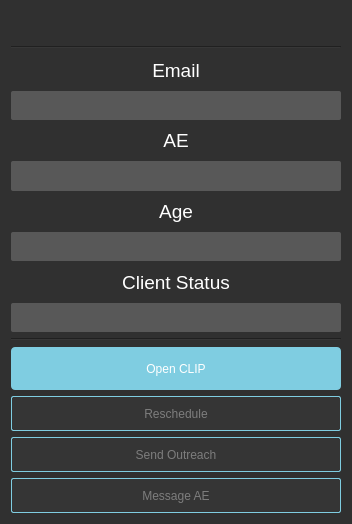
Old version of the form client_info.ui in the repository caiocardoso28/redesigned_app.
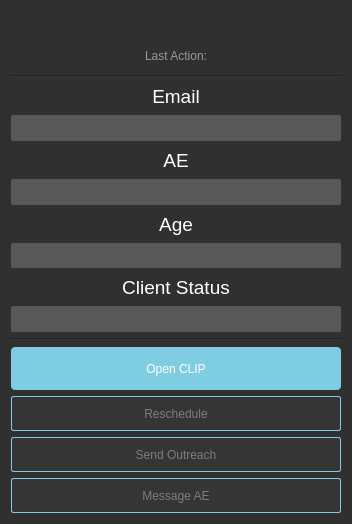
New version of the form.

Commit message: enabled writing to csv for activity tracking

What changed in the file:
```diff
--- a/client_info.ui
+++ b/client_info.ui
@@ -248,6 +248,20 @@
      </property>
     </widget>
    </item>
+   <item>
+    <widget class="QLabel" name="label_2">
+     <property name="styleSheet">
+      <string notr="true">font: 9pt Arial;
+color: rgb(153, 153, 153)</string>
+     </property>
+     <property name="text">
+      <string>Last Action:</string>
+     </property>
+     <property name="alignment">
+      <set>Qt::AlignCenter</set>
+     </property>
+    </widget>
+   </item>
    <item>
     <widget class="Line" name="line">
      <property name="orientation">
```
The commit also changes 2 other files.
